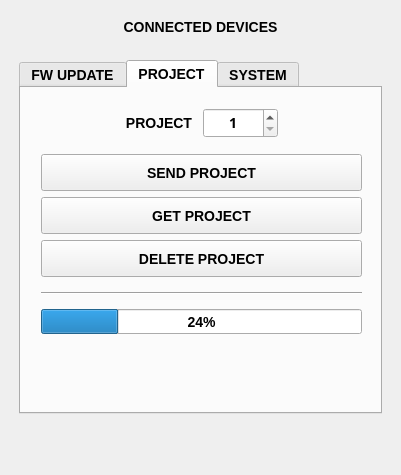
The window that apps/oxi_desktop/mainwindow.ui (OXI-Instruments/OXI-Desktop) describes before a commit, drawn with Qt 5.
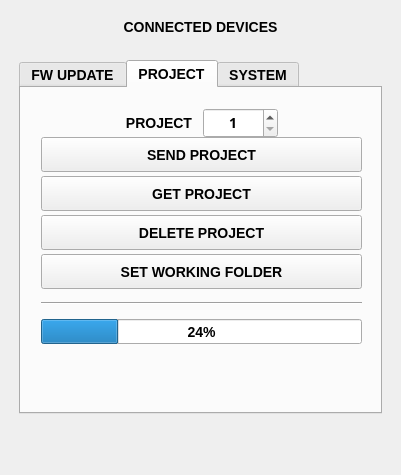
The same window after the commit. The open tabs and pages were chosen to show the change. Icons and pictures are not drawn.

Patch:
```diff
--- a/apps/oxi_desktop/mainwindow.ui
+++ b/apps/oxi_desktop/mainwindow.ui
@@ -284,7 +284,7 @@
             <x>20</x>
             <y>10</y>
             <width>321</width>
-            <height>246</height>
+            <height>256</height>
            </rect>
           </property>
           <layout class="QVBoxLayout" name="verticalLayout_2">
@@ -449,6 +449,40 @@
              </property>
             </widget>
            </item>
+           <item>
+            <widget class="QPushButton" name="setWorkingFolderButton">
+             <property name="sizePolicy">
+              <sizepolicy hsizetype="Minimum" vsizetype="Maximum">
+               <horstretch>0</horstretch>
+               <verstretch>0</verstretch>
+              </sizepolicy>
+             </property>
+             <property name="minimumSize">
+              <size>
+               <width>0</width>
+               <height>35</height>
+              </size>
+             </property>
+             <property name="maximumSize">
+              <size>
+               <width>16777215</width>
+               <height>40</height>
+              </size>
+             </property>
+             <property name="text">
+              <string>SET WORKING FOLDER</string>
+             </property>
+             <property name="autoDefault">
+              <bool>false</bool>
+             </property>
+             <property name="default">
+              <bool>false</bool>
+             </property>
+             <property name="flat">
+              <bool>false</bool>
+             </property>
+            </widget>
+           </item>
            <item>
             <widget class="Line" name="line">
              <property name="minimumSize">
@@ -557,34 +591,6 @@
              </property>
             </widget>
            </item>
-           <item>
-            <widget class="QPushButton" name="setWorkingFolderButton">
-             <property name="sizePolicy">
-              <sizepolicy hsizetype="Minimum" vsizetype="Maximum">
-               <horstretch>0</horstretch>
-               <verstretch>35</verstretch>
-              </sizepolicy>
-             </property>
-             <property name="maximumSize">
-              <size>
-               <width>16777215</width>
-               <height>35</height>
-              </size>
-             </property>
-             <property name="text">
-              <string>SET WORKING FOLDER</string>
-             </property>
-             <property name="autoDefault">
-              <bool>false</bool>
-             </property>
-             <property name="default">
-              <bool>false</bool>
-             </property>
-             <property name="flat">
-              <bool>false</bool>
-             </property>
-            </widget>
-           </item>
            <item>
             <spacer name="verticalSpacer_2">
              <property name="orientation">
```
